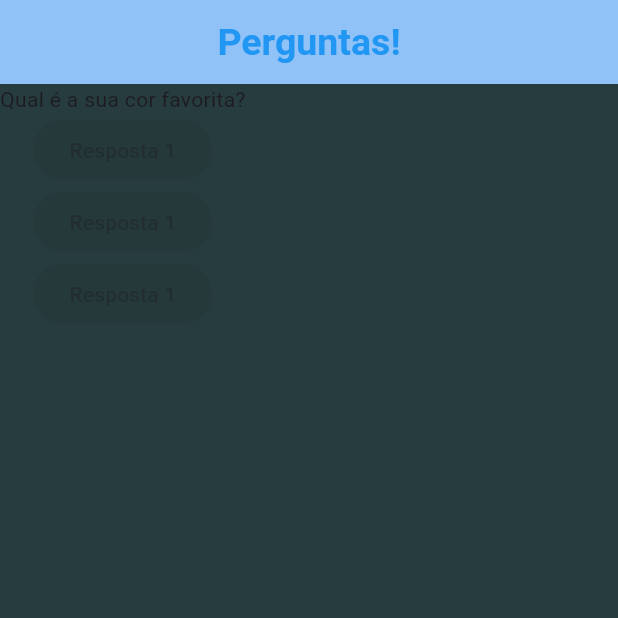
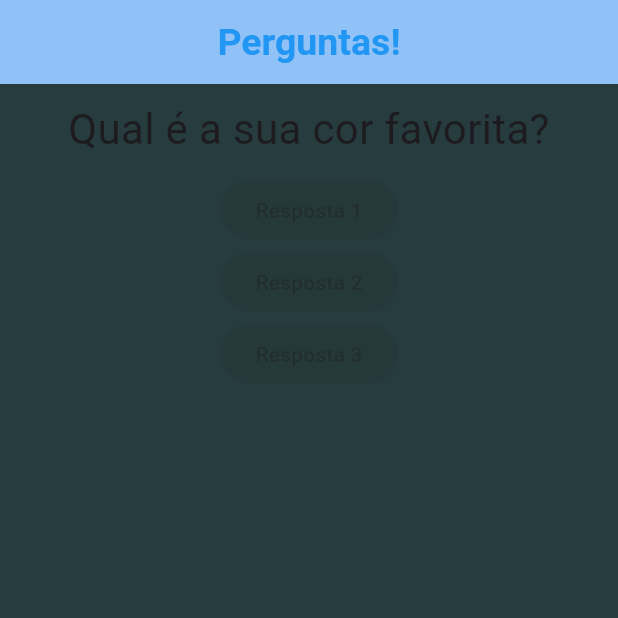
Before and after one commit to Gabriel-Vs20/Aplicativo_Perguntas_Flutter, a Flutter app: the screen it shows after launch, on a phone screen of 412 x 824 dp, the top half of it. Run offline on Flutter 3.47's test engine with Material 3 defaults, Android fonts, the phone set to English and light mode, and no system bars.

Commit message:
Criação de novos arquivos

```diff
--- a/lib/main.dart
+++ b/lib/main.dart
@@ -1,12 +1,26 @@
 import 'package:flutter/material.dart';
+import './questao.dart';
+import './respostas.dart';
 
 main (){
   runApp(PerguntaApp());
 
 }
 
+class _PerguntaAppState extends State <PerguntaApp>{
 
-class PerguntaApp extends StatelessWidget{
+  var perguntasSelecionadas = 0;
+
+  var respostas = 'Resposta 1';
+  var respostasDois = 'Resposta 2';
+  var respostasTres = 'Resposta 3';
+
+
+  void responder(){
+    setState(() {
+      perguntasSelecionadas++;
+    });
+  }
 
   @override
   Widget build(BuildContext context){
@@ -30,19 +44,10 @@ class PerguntaApp extends StatelessWidget{
         ),
         body: Column(
           children: <Widget> [
-            Text(perguntas.elementAt(0)),
-            ElevatedButton(
-              child: Text('Resposta 1'),
-              onPressed: null,
-            ),
-            ElevatedButton(
-              child: Text('Resposta 1'),
-              onPressed: null,
-            ),
-            ElevatedButton(
-              child: Text('Resposta 1'),
-              onPressed: null,
-            ),
+            Questao(perguntas[perguntasSelecionadas]),
+            Respostas(respostas),
+            Respostas(respostasDois),
+            Respostas(respostasTres),
           ],
 
 
@@ -55,6 +60,12 @@ class PerguntaApp extends StatelessWidget{
 
   }
 
+}
 
+class PerguntaApp extends StatefulWidget{
+
+    _PerguntaAppState createState(){
+    return _PerguntaAppState();
+   }
 
 }
--- /dev/null
+++ b/lib/questao.dart
@@ -0,0 +1,24 @@
+import 'package:flutter/material.dart';
+
+class Questao extends StatelessWidget {
+
+  final String texto;
+
+  Questao(this.texto);
+
+  @override
+  Widget build(BuildContext context) {
+    return Container(
+      width: double.infinity,
+      margin: EdgeInsets.all(10),
+      child: Text(
+        texto,
+        style: TextStyle(
+          fontSize: 28,
+        ),
+        textAlign: TextAlign.center,
+
+      ),
+    );
+  }
+}
--- /dev/null
+++ b/lib/respostas.dart
@@ -0,0 +1,18 @@
+import 'package:flutter/material.dart';
+
+class Respostas extends StatelessWidget {
+
+    final String respostas;
+
+    Respostas(this.respostas);
+
+  @override
+  Widget build(BuildContext context) {
+    return Container(
+      child: ElevatedButton(
+        child: Text(respostas),
+        onPressed: null,
+      ),
+      );
+  }
+}
```
